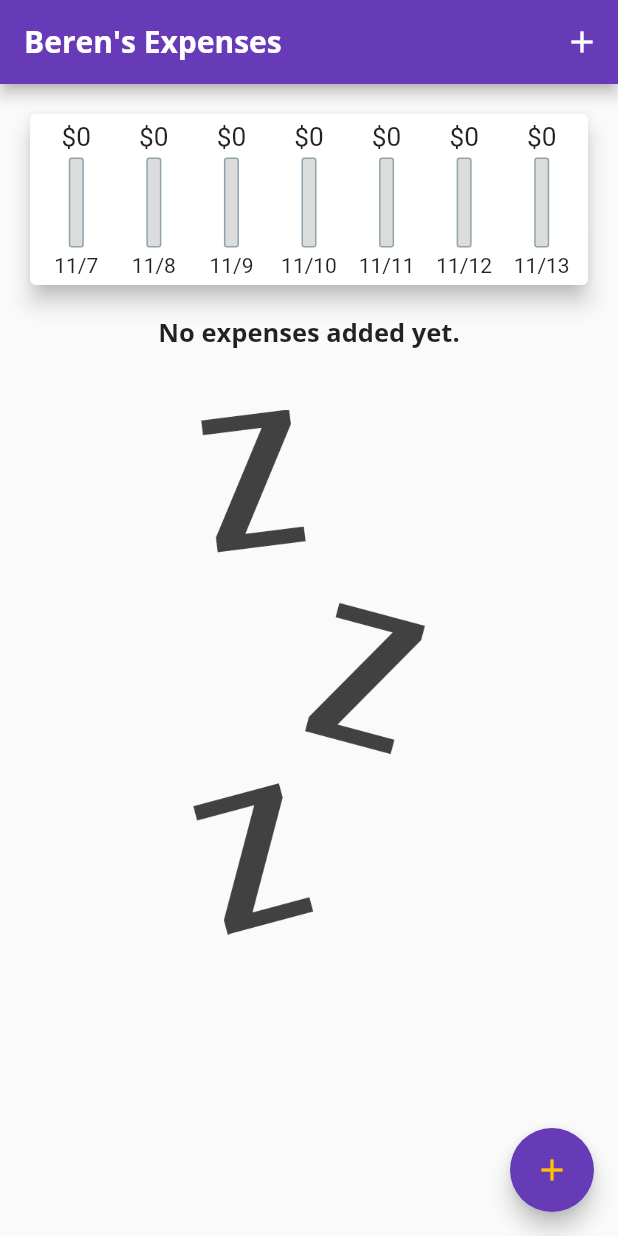
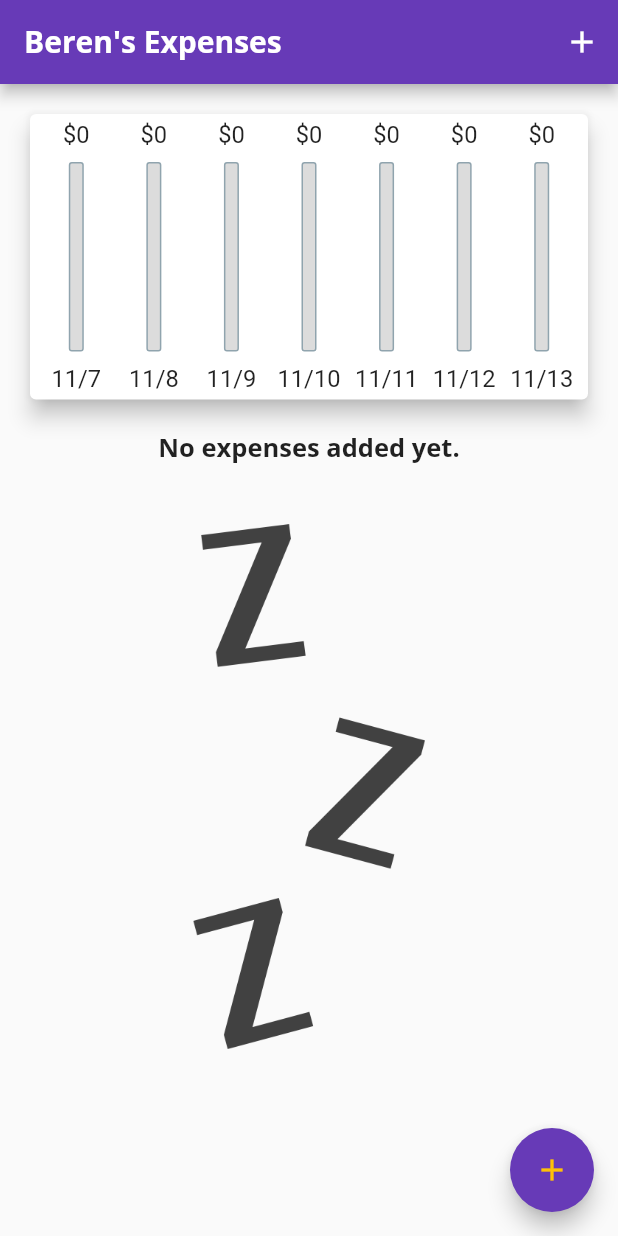
Before and after one commit to berenerchamion/expenses, a Flutter app: the screen it shows after launch, on a phone screen of 412 x 824 dp. Run offline on Flutter 3.47's test engine with Material 2 defaults, Android fonts, the phone set to English and light mode, and no system bars.

Commit message:
responsive beginning

```diff
--- a/lib/main.dart
+++ b/lib/main.dart
@@ -96,8 +96,7 @@ class _MyHomePageState extends State<MyHomePage> {
 
   @override
   Widget build(BuildContext context) {
-    return Scaffold(
-      appBar: AppBar(
+    final appBar = AppBar(
       title: Text('Beren\'s Expenses'),
       actions: <Widget>[
         IconButton(
@@ -105,7 +104,10 @@ class _MyHomePageState extends State<MyHomePage> {
           onPressed: () => _startAddNewTransaction(context),
         ),
       ], //Widget[]
-      ), //AppBar
+    );
+
+    return Scaffold(
+      appBar: appBar, //AppBar
       floatingActionButton: FloatingActionButton(
         child: Icon(Icons.add),
         onPressed: () => _startAddNewTransaction(context),
@@ -114,8 +116,20 @@ class _MyHomePageState extends State<MyHomePage> {
         child: Column(
           crossAxisAlignment: CrossAxisAlignment.start,
           children: <Widget>[
-            Chart(_weeklyExpenses),
-            ExpenseList(_usersExpenses, _deleteExpense)
+            Container(
+              height: (MediaQuery.of(context).size.height -
+                      appBar.preferredSize.height -
+                      MediaQuery.of(context).padding.top) *
+                  0.3,
+              child: Chart(_weeklyExpenses),
+            ),
+            Container(
+              height: (MediaQuery.of(context).size.height -
+                      appBar.preferredSize.height -
+                      MediaQuery.of(context).padding.top) *
+                  0.7,
+              child: ExpenseList(_usersExpenses, _deleteExpense),
+            ),
           ],
         ),
       ),
--- a/lib/widgets/chart_bar.dart
+++ b/lib/widgets/chart_bar.dart
@@ -9,19 +9,21 @@ class ChartBar extends StatelessWidget {
 
   @override
   Widget build(BuildContext context) {
+    return LayoutBuilder(
+      builder: (ctx, constraint){
         return Column(
           children: <Widget>[
             Container(
-          height: 20,
+              height: constraint.maxHeight * 0.10,
               child: FittedBox(
                 child: Text('\$${expAmount.toStringAsFixed(0)}'),
               ), //FittedBox
             ), //container
             SizedBox(
-          height: 4,
+              height: constraint.maxHeight * 0.05,
             ),
             Container(
-          height: 60,
+              height: constraint.maxHeight * 0.7,
               width: 10,
               child: Stack(
                 children: <Widget>[
@@ -51,10 +53,16 @@ class ChartBar extends StatelessWidget {
               ), //Stack
             ), //Container
             SizedBox(
-          height: 4,
+              height: constraint.maxHeight * 0.05,
             ),
-        Text(weekday),
+            Container(
+              height: constraint.maxHeight * 0.10,
+              child: FittedBox(
+                child: Text(weekday),
+              ),
+            ),
           ],
         );
+    },);
   }
 }
--- a/lib/widgets/expense_list.dart
+++ b/lib/widgets/expense_list.dart
@@ -12,7 +12,6 @@ class ExpenseList extends StatelessWidget {
   @override
   Widget build(BuildContext context) {
     return Container(
-      height: 500,
       child: expenses.isEmpty
           ? Column(
               children: <Widget>[
```
Lines whose indentation alone changed are shown as unchanged.
